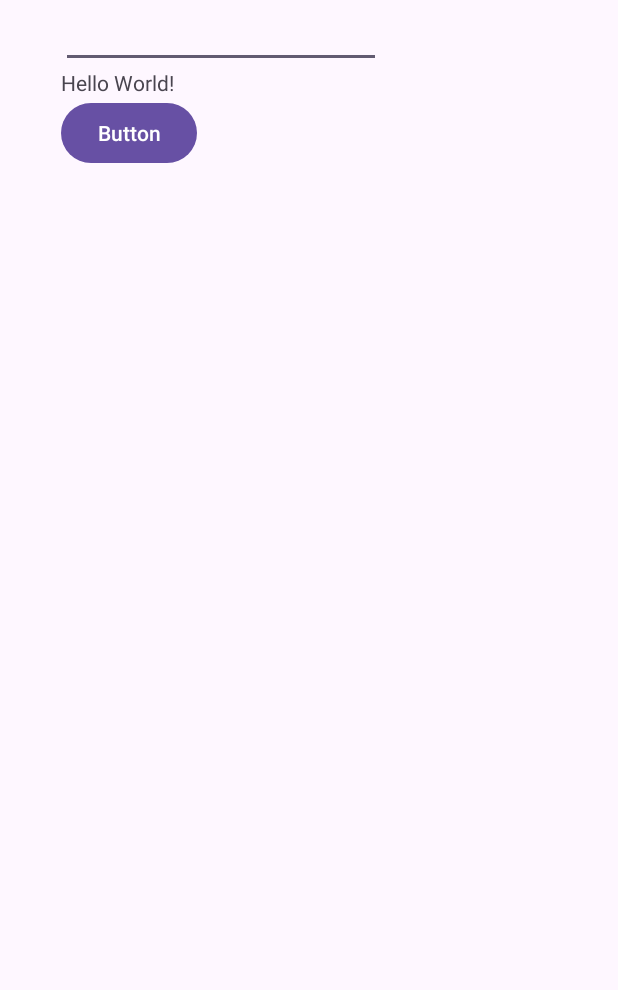
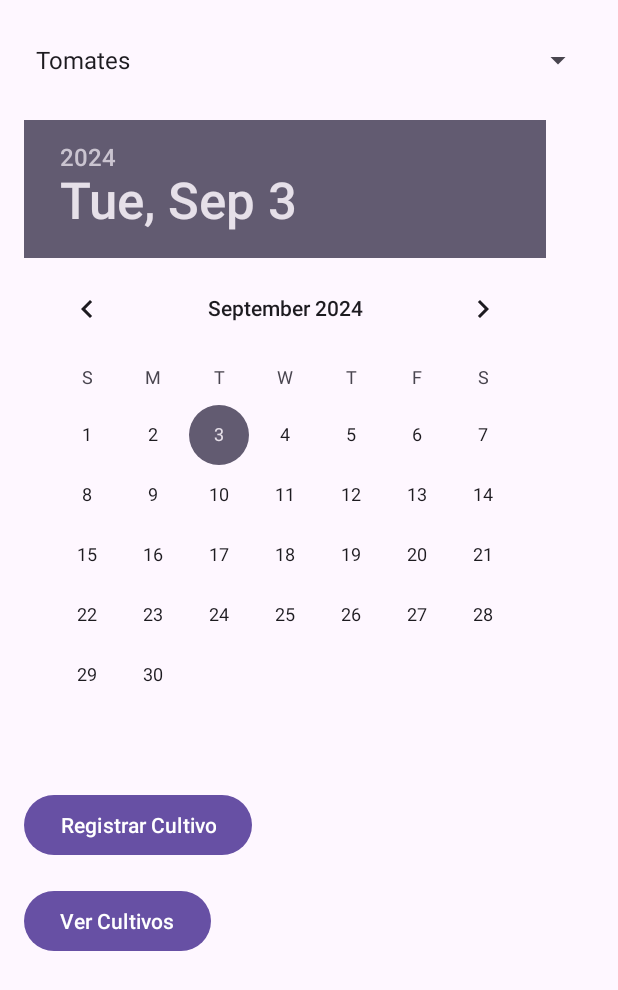
Before and after one commit to Slogica/Cultivos, an Android app: the screen it shows after launch (MainActivity), on a phone screen of 412 x 824 dp. Shown: the top 990 px of the screen. Run offline under Robolectric (Android 15) with nearby library versions, the phone set to English and light mode, and no system bars.

Commit message:
feat: Creacion funcionalidades

```diff
--- a/Cultivo/app/src/main/java/com/example/myapplication/MainActivity.java
+++ b/Cultivo/app/src/main/java/com/example/myapplication/MainActivity.java
@@ -1,37 +1,105 @@
 package com.example.myapplication;
 
+import android.content.Intent;
 import android.os.Bundle;
 import android.view.View;
+import android.widget.ArrayAdapter;
 import android.widget.Button;
-import android.widget.EditText;
-import android.widget.TextView;
+import android.widget.DatePicker;
+import android.widget.Spinner;
+import android.widget.Toast;
 
-import androidx.activity.EdgeToEdge;
 import androidx.appcompat.app.AppCompatActivity;
-import androidx.core.graphics.Insets;
-import androidx.core.view.ViewCompat;
-import androidx.core.view.WindowInsetsCompat;
+
+import java.text.SimpleDateFormat;
+import java.util.ArrayList;
+import java.util.Calendar;
+import java.util.Date;
 
 public class MainActivity extends AppCompatActivity {
+
+    private ArrayList<Cultivo> listaCultivos = new ArrayList<>();
 
     @Override
     protected void onCreate(Bundle savedInstanceState) {
         super.onCreate(savedInstanceState);
-        EdgeToEdge.enable(this);
         setContentView(R.layout.activity_main);
 
-        EditText nombre = findViewById(R.id.nombre);
-        TextView texto = findViewById(R.id.texto);
-        Button boton = findViewById(R.id.boton);
+        // Inicializar el Spinner
+        Spinner spinnerCultivo = findViewById(R.id.spinnerCultivo);
 
+        // Crear un ArrayAdapter usando un array de strings y un layout predeterminado para el spinner
+        ArrayAdapter<CharSequence> adapter = ArrayAdapter.createFromResource(this,
+                R.array.cultivos_array, android.R.layout.simple_spinner_item);
 
-        boton.setOnClickListener(new View.OnClickListener() {
+        // Especificar el layout a usar cuando la lista de opciones aparece
+        adapter.setDropDownViewResource(android.R.layout.simple_spinner_dropdown_item);
+
+        // Aplicar el adaptador al spinner
+        spinnerCultivo.setAdapter(adapter);
+
+        // Configurar el botón para registrar el cultivo
+        Button btnRegistrar = findViewById(R.id.btnRegistrar);
+        btnRegistrar.setOnClickListener(new View.OnClickListener() {
             @Override
-            public void onClick(View view) {
+            public void onClick(View v) {
+                // Obtener la selección del Spinner y la fecha del DatePicker
+                String tipoCultivo = spinnerCultivo.getSelectedItem().toString();
+                DatePicker datePicker = findViewById(R.id.datePickerCultivo);
+                int day = datePicker.getDayOfMonth();
+                int month = datePicker.getMonth();
+                int year = datePicker.getYear();
 
-                String textoCambiar= nombre.getText().toString();
-                texto.setText(textoCambiar);
+                Calendar fechaCultivo = Calendar.getInstance();
+                fechaCultivo.set(year, month, day);
 
+                // Determinar los días hasta la cosecha según el tipo de cultivo
+                int diasHastaCosecha = 0;
+                switch (tipoCultivo) {
+                    case "Tomates":
+                        diasHastaCosecha = 80;
+                        break;
+                    case "Cebollas":
+                        diasHastaCosecha = 120;
+                        break;
+                    case "Lechugas":
+                        diasHastaCosecha = 60;
+                        break;
+                    case "Apio":
+                        diasHastaCosecha = 85;
+                        break;
+                    case "Choclo":
+                        diasHastaCosecha = 90;
+                        break;
+                }
+
+                // Calcular la fecha de cosecha
+                fechaCultivo.add(Calendar.DAY_OF_YEAR, diasHastaCosecha);
+                Date fechaCosecha = fechaCultivo.getTime();
+
+                // Crear un objeto Cultivo y agregarlo a la lista
+                Cultivo nuevoCultivo = new Cultivo(tipoCultivo, fechaCultivo.getTime(), fechaCosecha);
+                listaCultivos.add(nuevoCultivo);
+
+                // Mostrar un Toast notificando que el cultivo se ha registrado exitosamente
+                String mensaje = "Cultivo de " + tipoCultivo + " registrado. Fecha de cosecha probable: " + new SimpleDateFormat("dd/MM/yyyy").format(fechaCosecha);
+                Toast.makeText(MainActivity.this, mensaje, Toast.LENGTH_LONG).show();
+            }
+        });
+
+        // Configurar el botón para ver la lista de cultivos
+        Button btnVerCultivos = findViewById(R.id.btnVerCultivos);
+        btnVerCultivos.setOnClickListener(new View.OnClickListener() {
+            @Override
+            public void onClick(View v) {
+                // Crear un Intent para ir a la ListaCultivosActivity
+                Intent intent = new Intent(MainActivity.this, ListaCultivosActivity.class);
+
+                // Pasar la lista de cultivos a la nueva actividad
+                intent.putExtra("listaCultivos", listaCultivos);
+
+                // Iniciar la nueva actividad
+                startActivity(intent);
             }
         });
     }
--- a/Cultivo/app/src/main/res/layout/activity_main.xml
+++ b/Cultivo/app/src/main/res/layout/activity_main.xml
@@ -1,39 +1,42 @@
 <?xml version="1.0" encoding="utf-8"?>
-<androidx.constraintlayout.widget.ConstraintLayout
+<LinearLayout
     xmlns:android="http://schemas.android.com/apk/res/android"
     xmlns:tools="http://schemas.android.com/tools"
-    xmlns:app="http://schemas.android.com/apk/res-auto"
-    android:id="@+id/main"
     android:layout_width="match_parent"
     android:layout_height="match_parent"
-    tools:context=".MainActivity">
+    android:orientation="vertical"
+    android:padding="16dp">
 
-    <LinearLayout
-        android:layout_width="331dp"
-        android:layout_height="117dp"
-        android:orientation="vertical"
-        app:layout_constraintEnd_toEndOf="parent"
-        app:layout_constraintStart_toStartOf="parent"
-        tools:layout_editor_absoluteY="287dp">
+    <!-- Spinner para seleccionar el tipo de cultivo -->
+    <Spinner
+        android:id="@+id/spinnerCultivo"
+        android:layout_width="match_parent"
+        android:layout_height="wrap_content"
+        android:layout_marginBottom="16dp"
+        android:minHeight="48dp"
+        android:prompt="@string/select_cultivo" />
 
-        <EditText
-            android:id="@+id/nombre"
+    <!-- DatePicker para seleccionar la fecha de cultivo -->
+    <DatePicker
+        android:id="@+id/datePickerCultivo"
         android:layout_width="wrap_content"
         android:layout_height="wrap_content"
-            android:ems="10"
-            android:inputType="text" />
+        android:layout_marginBottom="16dp" />
 
-        <TextView
-            android:id="@+id/texto"
+    <!-- Botón para registrar el cultivo -->
+    <Button
+        android:id="@+id/btnRegistrar"
         android:layout_width="wrap_content"
         android:layout_height="wrap_content"
-            android:text="Hello World!" />
+        android:text="Registrar Cultivo"
+        tools:ignore="HardcodedText" />
 
+    <!-- Botón para ir a la pantalla de lista de cultivos -->
     <Button
-            android:id="@+id/boton"
+        android:id="@+id/btnVerCultivos"
         android:layout_width="wrap_content"
         android:layout_height="wrap_content"
-            android:text="Button" />
+        android:text="Ver Cultivos"
+        android:layout_marginTop="16dp"
+        tools:ignore="HardcodedText" />
 </LinearLayout>
-
-</androidx.constraintlayout.widget.ConstraintLayout>
--- a/Cultivo/app/src/main/res/values/strings.xml
+++ b/Cultivo/app/src/main/res/values/strings.xml
@@ -1,8 +1,12 @@
 <resources>
     <string name="app_name">My Application</string>
-    <string-array name="generos">
-        <item>Masculino</item>
-        <item>Femenino</item>
-        <item>Diego</item>
+    <string name="select_cultivo">Selecciona un tipo de cultivo</string>
+    <string name="volver">Volver</string>
+    <string-array name="cultivos_array">
+        <item>Tomates</item>
+        <item>Cebollas</item>
+        <item>Lechugas</item>
+        <item>Apio</item>
+        <item>Choclo</item>
     </string-array>
 </resources>
```
Also changed, not shown: Cultivo/app/src/main/AndroidManifest.xml (+6 -3 lines), Cultivo/app/src/main/java/com/example/myapplication/Cultivo.java (added, +42 -0 lines), Cultivo/app/src/main/java/com/example/myapplication/CultivoAdapter.java (added, +35 -0 lines), Cultivo/app/src/main/java/com/example/myapplication/ListaCultivosActivity.java (added, +34 -0 lines), Cultivo/app/src/main/res/layout/activity_lista_cultivos.xml (added, +21 -0 lines), Cultivo/app/src/main/res/layout/item_cultivo.xml (added, +13 -0 lines). Lines whose indentation alone changed are shown as unchanged.
